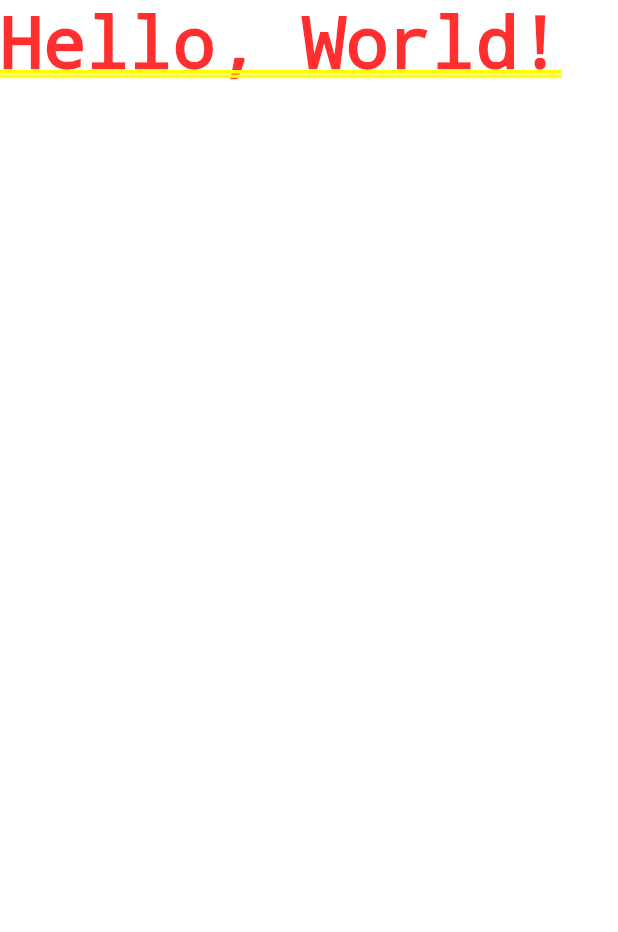
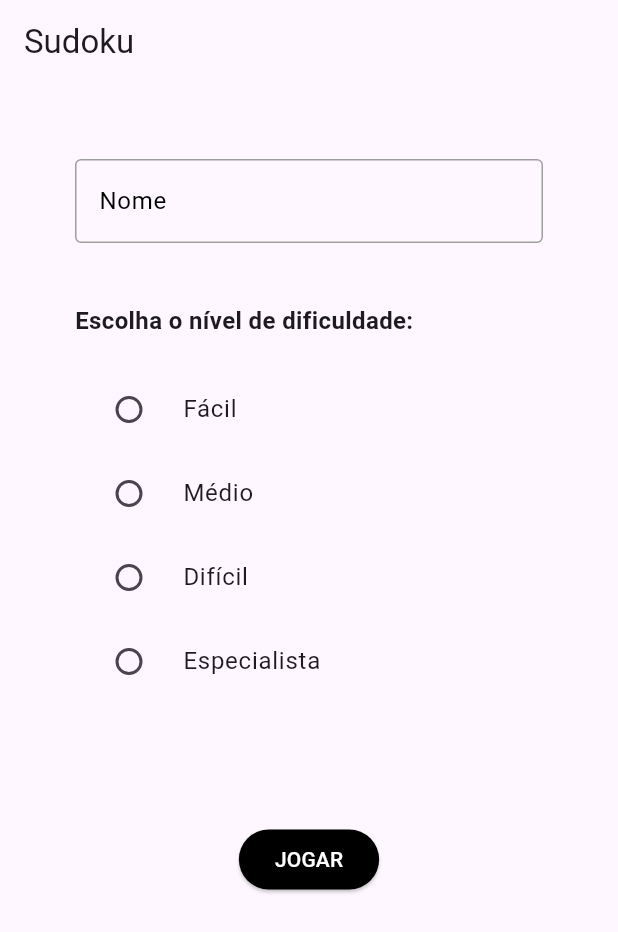
Before and after one commit to camposlaura/sudoku, a Flutter app: the screen it shows after launch, on a phone screen of 412 x 824 dp. Shown: the top 932 px of the screen. Run offline on Flutter 3.47's test engine with Material 3 defaults, Android fonts, the phone set to English and light mode, and no system bars; missing offline and left inert: sudoku_dart.

Commit message:
feat: creates app 01 (sudoku)

```diff
--- a/lib/home.dart
+++ b/lib/home.dart
@@ -1,16 +1,128 @@
+// ignore_for_file: prefer_const_constructors
+
 import 'package:flutter/material.dart';
+import 'package:sudoku/game.dart';
 
-class Home extends StatefulWidget {
-  const Home({super.key});
+class HomePage extends StatefulWidget {
+  const HomePage({super.key});
 
   @override
-  State<Home> createState() => _HomeState();
+  State<HomePage> createState() => _HomePageState();
 }
 
-class _HomeState extends State<Home> {
+class _HomePageState extends State<HomePage> {
+  int? selectedDifficultyLevel;
+
+  final TextEditingController nameController = TextEditingController();
 
   @override
   Widget build(BuildContext context) {
-    return const Text("Hello, World!");
+    return Scaffold(
+      appBar: AppBar(title: Text("Sudoku")),
+      body: Center(
+        child: Padding(
+          padding: EdgeInsets.all(50),
+          child: Column(
+            children: [
+              TextField(
+                keyboardType: TextInputType.text,
+                controller: nameController,
+                decoration: InputDecoration(
+                  labelText: "Nome",
+                  labelStyle: TextStyle(
+                    color: Colors.black,
+                    fontSize: 16,
+                  ),
+                  border: OutlineInputBorder(
+                    borderSide: BorderSide(color: Colors.grey),
+                  ),
+                  focusedBorder: OutlineInputBorder(
+                    borderSide: BorderSide(color: Colors.black),
+                  ),
+                  enabledBorder: OutlineInputBorder(
+                    borderSide: BorderSide(color: Colors.grey),
+                  ),
+                ),
+              ),
+              SizedBox(height: 40),
+              Column(
+                crossAxisAlignment: CrossAxisAlignment.start,
+                children: [
+                  Text(
+                    "Escolha o nível de dificuldade:",
+                    style: TextStyle(
+                      fontSize: 16,
+                      fontWeight: FontWeight.bold,
+                    ),
+                  ),
+                  SizedBox(height: 20),
+                  RadioListTile(
+                    value: 1,
+                    groupValue: selectedDifficultyLevel,
+                    onChanged: (int? value) {
+                      setState(() {
+                        selectedDifficultyLevel = value;
+                      });
+                    },
+                    activeColor: Colors.black,
+                    title: Text("Fácil"),
+                  ),
+                  RadioListTile(
+                    value: 2,
+                    groupValue: selectedDifficultyLevel,
+                    onChanged: (int? value) {
+                      setState(() {
+                        selectedDifficultyLevel = value;
+                      });
+                    },
+                    activeColor: Colors.black,
+                    title: Text("Médio"),
+                  ),
+                  RadioListTile(
+                    value: 3,
+                    groupValue: selectedDifficultyLevel,
+                    onChanged: (int? value) {
+                      setState(() {
+                        selectedDifficultyLevel = value;
+                      });
+                    },
+                    activeColor: Colors.black,
+                    title: Text("Difícil"),
+                  ),
+                  RadioListTile(
+                    value:  4,
+                    groupValue: selectedDifficultyLevel,
+                    onChanged: (int? value) {
+                      setState(() {
+                        selectedDifficultyLevel = value;
+                      });
+                    },
+                    activeColor: Colors.black,
+                    title: Text("Especialista"),
+                  ),
+                ],
+              ),
+              SizedBox(height: 80),
+              ElevatedButton(
+                onPressed: () {
+                  Navigator.pushNamed(
+                    context,
+                    Game.routeName,
+                    arguments: {
+                      'level': selectedDifficultyLevel!,
+                    },
+                  );
+                },
+                style: ElevatedButton.styleFrom(
+                  backgroundColor: Colors.black,
+                  foregroundColor: Colors.white,
+                ),
+                child: Text("JOGAR"),
+              ),
+            ],
+          ),
+        ),
+      ),
+    );
   }
 }
```
Also changed, not shown: lib/game.dart (added, +179 -0 lines), lib/main.dart (+11 -3 lines), pubspec.yaml (+13 -10 lines), pubspec.lock, 2 other files.
